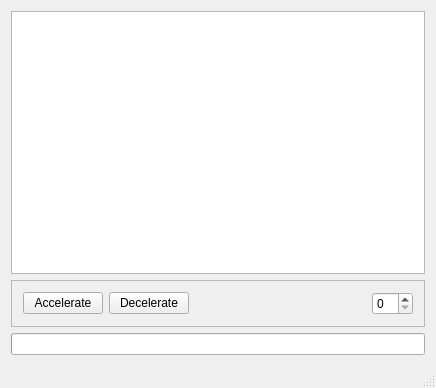
The window that server/servermainwindow.ui (eespdg/dbusdemo) describes before a commit, drawn with Qt 5.
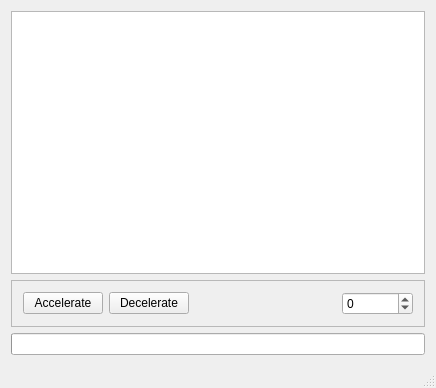
The same window after the commit.

The edit to the form file:
```diff
--- a/server/servermainwindow.ui
+++ b/server/servermainwindow.ui
@@ -59,7 +59,14 @@
         </spacer>
        </item>
        <item>
-        <widget class="QSpinBox" name="spinBox"/>
+        <widget class="QSpinBox" name="spinBox">
+         <property name="minimum">
+          <number>-10000000</number>
+         </property>
+         <property name="maximum">
+          <number>10000000</number>
+         </property>
+        </widget>
        </item>
       </layout>
      </widget>
```
